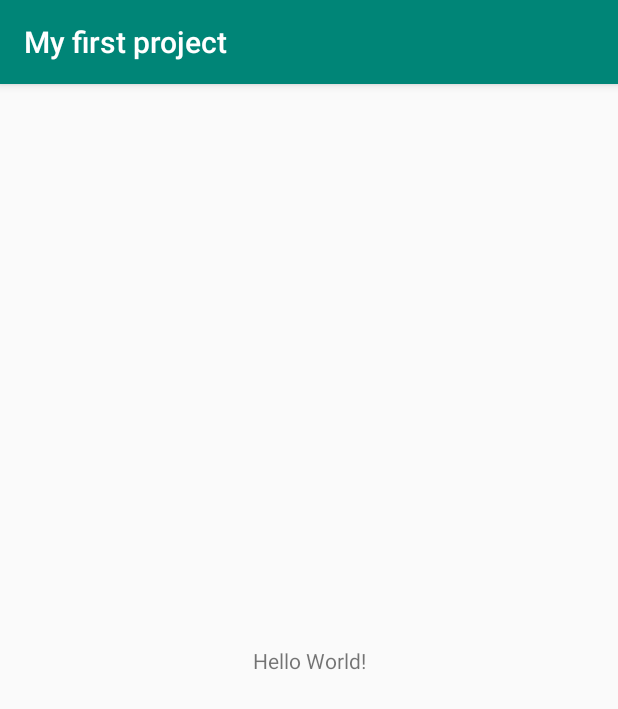
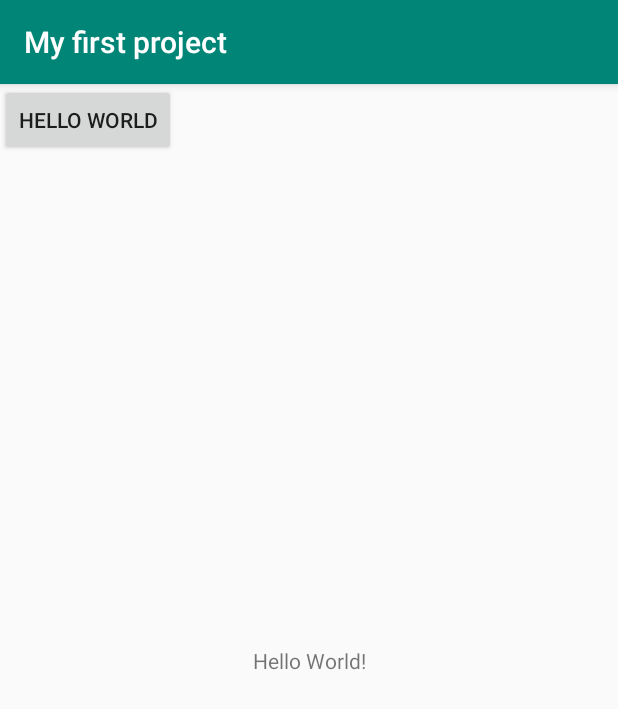
Before and after one commit to swan0080/firstproject, an Android app: the screen it shows after launch (MainActivity), on a phone screen of 412 x 824 dp. Shown: the top 709 px of the screen. Run offline under Robolectric (Android 15) with nearby library versions, the phone set to English and light mode, and no system bars.

Commit message:
added a button, used string variables and translated my application

```diff
--- a/app/src/main/res/layout/activity_main.xml
+++ b/app/src/main/res/layout/activity_main.xml
@@ -15,4 +15,12 @@
         app:layout_constraintRight_toRightOf="parent"
         app:layout_constraintTop_toTopOf="parent" />
 
+    <Button
+        android:id="@+id/button"
+        android:layout_width="wrap_content"
+        android:layout_height="wrap_content"
+        android:text="@string/greeting"
+        tools:layout_editor_absoluteX="126dp"
+        tools:layout_editor_absoluteY="216dp" />
+
 </androidx.constraintlayout.widget.ConstraintLayout>
--- a/app/src/main/res/values/strings.xml
+++ b/app/src/main/res/values/strings.xml
@@ -1,3 +1,4 @@
 <resources>
+    <string name="greeting"> Hello World</string>
     <string name="app_name">My first project</string>
 </resources>
```
